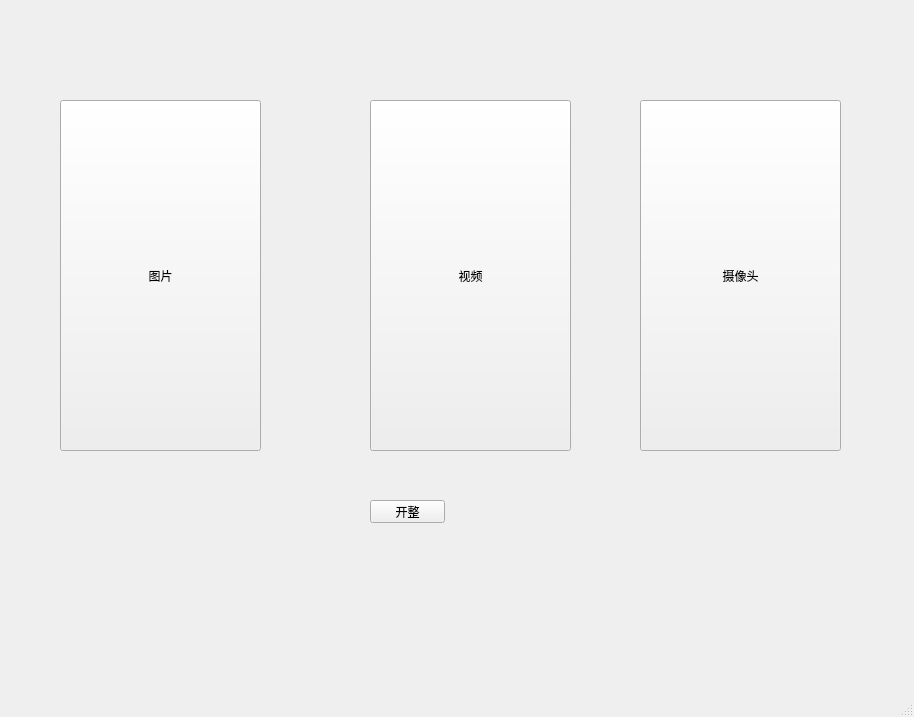
The window that ui/main_win.ui (babyMaster2/FaceCraft) describes before a commit, drawn with Qt 5.
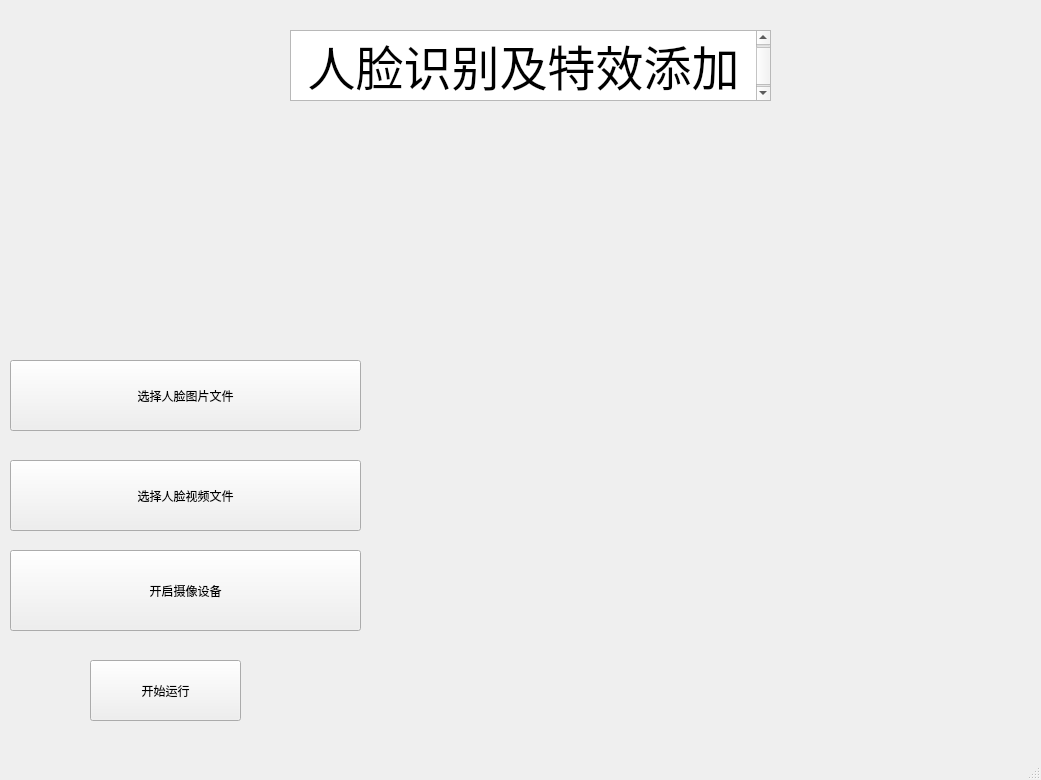
The same window after the commit.

Patch:
```diff
--- a/ui/main_win.ui
+++ b/ui/main_win.ui
@@ -6,8 +6,8 @@
    <rect>
     <x>0</x>
     <y>0</y>
-    <width>914</width>
-    <height>717</height>
+    <width>1041</width>
+    <height>780</height>
    </rect>
   </property>
   <property name="windowTitle">
@@ -17,53 +17,70 @@
    <widget class="QPushButton" name="pushButton">
     <property name="geometry">
      <rect>
-      <x>370</x>
-      <y>500</y>
-      <width>75</width>
-      <height>23</height>
+      <x>90</x>
+      <y>660</y>
+      <width>151</width>
+      <height>61</height>
      </rect>
     </property>
     <property name="text">
-     <string>开整</string>
+     <string>开始运行</string>
     </property>
    </widget>
    <widget class="QToolButton" name="toolButton">
     <property name="geometry">
      <rect>
-      <x>60</x>
-      <y>100</y>
-      <width>201</width>
-      <height>351</height>
+      <x>10</x>
+      <y>360</y>
+      <width>351</width>
+      <height>71</height>
      </rect>
     </property>
     <property name="text">
-     <string>图片</string>
+     <string>选择人脸图片文件</string>
     </property>
    </widget>
    <widget class="QToolButton" name="toolButton_2">
     <property name="geometry">
      <rect>
-      <x>370</x>
-      <y>100</y>
-      <width>201</width>
-      <height>351</height>
+      <x>10</x>
+      <y>460</y>
+      <width>351</width>
+      <height>71</height>
      </rect>
     </property>
     <property name="text">
-     <string>视频</string>
+     <string>选择人脸视频文件</string>
     </property>
    </widget>
    <widget class="QToolButton" name="toolButton_3">
     <property name="geometry">
      <rect>
-      <x>640</x>
-      <y>100</y>
-      <width>201</width>
-      <height>351</height>
+      <x>10</x>
+      <y>550</y>
+      <width>351</width>
+      <height>81</height>
      </rect>
     </property>
     <property name="text">
-     <string>摄像头</string>
+     <string>开启摄像设备</string>
+    </property>
+   </widget>
+   <widget class="QTextEdit" name="textEdit">
+    <property name="geometry">
+     <rect>
+      <x>290</x>
+      <y>30</y>
+      <width>481</width>
+      <height>71</height>
+     </rect>
+    </property>
+    <property name="html">
+     <string>&lt;!DOCTYPE HTML PUBLIC &quot;-//W3C//DTD HTML 4.0//EN&quot; &quot;http://www.w3.org/TR/REC-html40/strict.dtd&quot;&gt;
+&lt;html&gt;&lt;head&gt;&lt;meta name=&quot;qrichtext&quot; content=&quot;1&quot; /&gt;&lt;style type=&quot;text/css&quot;&gt;
+p, li { white-space: pre-wrap; }
+&lt;/style&gt;&lt;/head&gt;&lt;body style=&quot; font-family:'SimSun'; font-size:9pt; font-weight:400; font-style:normal;&quot;&gt;
+&lt;p align=&quot;center&quot; style=&quot; margin-top:0px; margin-bottom:0px; margin-left:0px; margin-right:0px; -qt-block-indent:0; text-indent:0px;&quot;&gt;&lt;span style=&quot; font-size:36pt;&quot;&gt;人脸识别及特效添加&lt;/span&gt;&lt;/p&gt;&lt;/body&gt;&lt;/html&gt;</string>
     </property>
    </widget>
   </widget>
```
Left out of the diff: 2 changed lines with no effect on the pictures.
